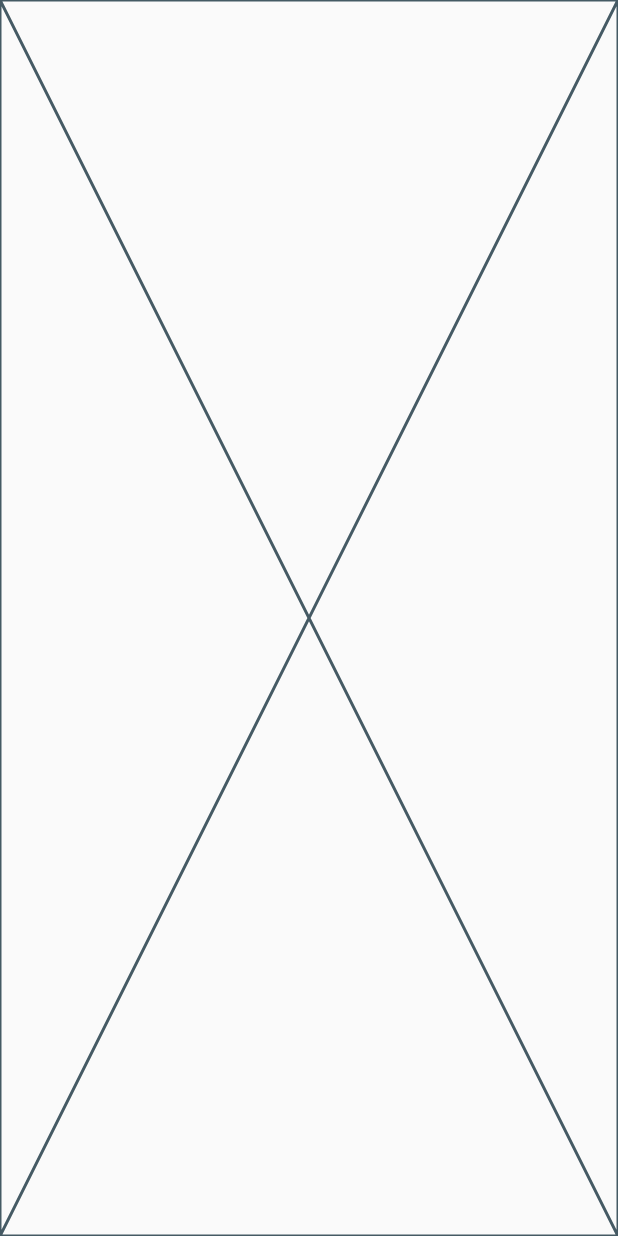
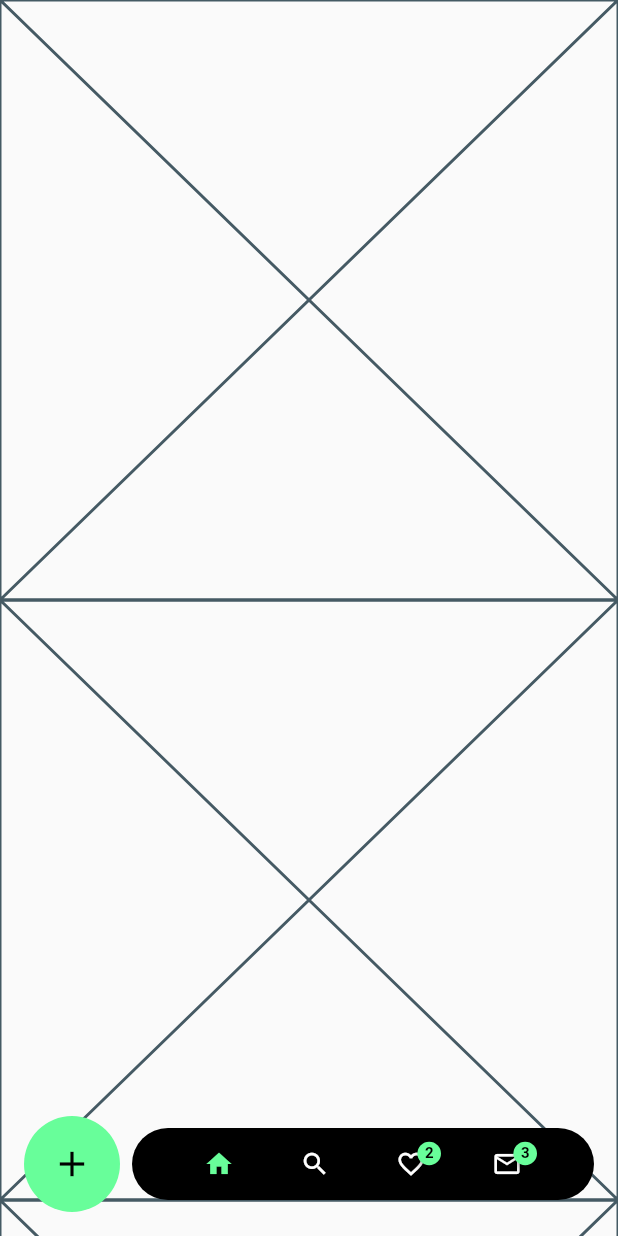
Before and after one commit to MegaJoon/flutter_jan_2020, a Flutter app: the screen it shows after launch, on a phone screen of 412 x 824 dp. Run offline on Flutter 3.47's test engine with Material 2 defaults, Android fonts, the phone set to English and light mode, and no system bars; drawn by our look-alikes of badges; our stand-ins replace dots_indicator, font_awesome_flutter; missing offline and left inert: scrollable_bottom_sheet.

Commit message:
build bottom navigation bar
build bottom navigation bar

```diff
--- a/flutter_jan_2020/lib/0109/esport_app.dart
+++ b/flutter_jan_2020/lib/0109/esport_app.dart
@@ -1,6 +1,7 @@
+import 'package:badges/badges.dart';
 import 'package:flutter/material.dart';
 
-// https://dribbble.com/shots/9193202--19-Esport-Social-Media-MobileApp-Concept
+// https://dribbble.com/shots/9193202--19-Esport-Social-Media-MobileApp-Concept/attachments/1236503?mode=media
 
 class EsportApp extends StatefulWidget {
   @override
@@ -8,10 +9,130 @@ class EsportApp extends StatefulWidget {
 }
 
 class _EsportAppState extends State<EsportApp> {
+  // double
+  double padding = 16.0;
+
+  // color
+  Color _color = Color.fromRGBO(104, 254, 154, 1);
+
   @override
   Widget build(BuildContext context) {
     return Scaffold(
-      body: Placeholder(),
+      body: Stack(
+        children: <Widget>[
+          // main column
+          SingleChildScrollView(
+            scrollDirection: Axis.vertical,
+            child: Column(
+              children: <Widget>[
+                Placeholder(),
+                Placeholder(),
+                Placeholder(),
+                Placeholder(),
+                Placeholder(),
+              ],
+            ),
+          ),
+
+          // bottom navigation bar
+          Positioned(
+            left: padding,
+            right: padding,
+            bottom: padding,
+            child: Container(
+              height: 64.0,
+              child: Row(
+                children: <Widget>[
+                  // circle container
+                  Container(
+                    margin: EdgeInsets.only(right: padding /2),
+                    height: 64.0,
+                    width: 64.0,
+                    decoration: BoxDecoration(
+                      shape: BoxShape.circle,
+                      color: _color,
+                    ),
+                    child: Center(
+                      child: Icon(
+                        Icons.add,
+                        size: 28.0,
+                        color: Colors.black,
+                      ),
+                    ),
+                  ),
+
+                  // stadium container
+                  Flexible(
+                    child: Container(
+                      margin: EdgeInsets.symmetric(vertical: padding /2),
+                      padding: EdgeInsets.symmetric(horizontal: padding *3),
+                      decoration: ShapeDecoration(
+                        shape: StadiumBorder(),
+                        color: Colors.black,
+                      ),
+                      child: Center(
+                        child: Row(
+                          crossAxisAlignment: CrossAxisAlignment.center,
+                          mainAxisAlignment: MainAxisAlignment.spaceBetween,
+                          children: <Widget>[
+                            // icon: home
+                            Icon(
+                              Icons.home,
+                              size: 20.0,
+                              color: _color,
+                            ),
+
+                            // icon: search
+                            Icon(
+                              Icons.search,
+                              size: 20.0,
+                              color: Colors.white,
+                            ),
+
+                            // icon: favorite
+                            Badge(
+                              badgeColor: _color,
+                              badgeContent: Text("2",
+                                style: TextStyle(
+                                  fontSize: 10.0,
+                                  color: Colors.black,
+                                  fontWeight: FontWeight.bold,
+                                ),
+                              ),
+                              child: Icon(
+                                Icons.favorite_border,
+                                size: 20.0,
+                                color: Colors.white,
+                              ),
+                            ),
+
+                            // icon: mail
+                            Badge(
+                              badgeColor: _color,
+                              badgeContent: Text("3",
+                                style: TextStyle(
+                                  fontSize: 10.0,
+                                  color: Colors.black,
+                                  fontWeight: FontWeight.bold,
+                                ),
+                              ),
+                              child: Icon(
+                                Icons.mail_outline,
+                                size: 20.0,
+                                color: Colors.white,
+                              ),
+                            ),
+                          ],
+                        ),
+                      ),
+                    ),
+                  ),
+                ],
+              ),
+            ),
+          ),
+        ],
+      ),
     );
   }
 }
--- a/flutter_jan_2020/pubspec.yaml
+++ b/flutter_jan_2020/pubspec.yaml
@@ -14,6 +14,7 @@ dependencies:
   dots_indicator: ^1.1.0
   scrollable_bottom_sheet: ^0.2.1
   font_awesome_flutter: ^8.5.0
+  badges: ^1.1.0
 
 dev_dependencies:
   flutter_test:
```
Also changed, not shown: flutter_jan_2020/pubspec.lock.
